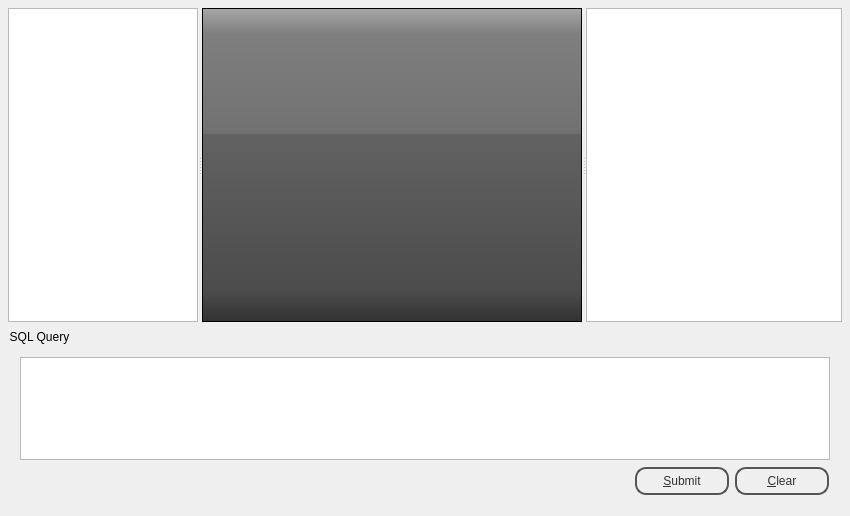
This is sandbox/icl/libs/xplore/br1/sqlbrowser/browserwidget.ui in tonado/boost as Qt 5 draws it before an edit. The edited form follows.
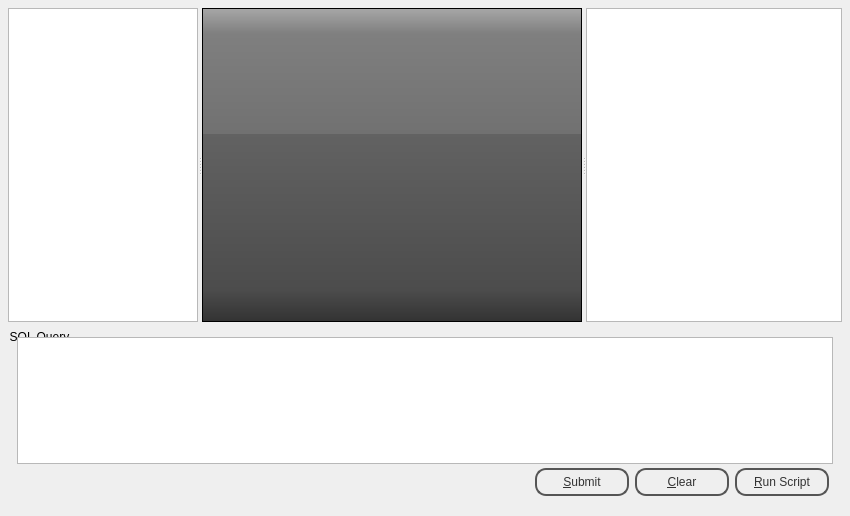
This is the edited form. Custom widgets are drawn as their Qt base class.

```diff
--- a/sandbox/icl/libs/xplore/br1/sqlbrowser/browserwidget.ui
+++ b/sandbox/icl/libs/xplore/br1/sqlbrowser/browserwidget.ui
@@ -616,15 +616,15 @@
      <property name="title">
       <string>SQL Query</string>
      </property>
-     <layout class="QVBoxLayout">
-      <property name="spacing">
-       <number>6</number>
-      </property>
-      <property name="margin">
-       <number>9</number>
-      </property>
-      <item>
        <widget class="QTextEdit" name="sqlEdit">
+      <property name="geometry">
+       <rect>
+        <x>9</x>
+        <y>9</y>
+        <width>816</width>
+        <height>127</height>
+       </rect>
+      </property>
         <property name="sizePolicy">
          <sizepolicy hsizetype="Expanding" vsizetype="MinimumExpanding">
           <horstretch>0</horstretch>
@@ -644,15 +644,16 @@
          </size>
         </property>
        </widget>
-      </item>
-      <item>
-       <layout class="QHBoxLayout">
-        <property name="spacing">
-         <number>6</number>
-        </property>
-        <property name="margin">
-         <number>1</number>
-        </property>
+     <widget class="QWidget" name="">
+      <property name="geometry">
+       <rect>
+        <x>10</x>
+        <y>140</y>
+        <width>811</width>
+        <height>29</height>
+       </rect>
+      </property>
+      <layout class="QHBoxLayout" name="horizontalLayout">
         <item>
          <spacer>
           <property name="orientation">
@@ -680,9 +681,15 @@
           </property>
          </widget>
         </item>
-       </layout>
-      </item>
-     </layout>
+       <item>
+        <widget class="QPushButton" name="scriptButton">
+         <property name="text">
+          <string>&amp;Run Script</string>
+         </property>
+        </widget>
+       </item>
+      </layout>
+     </widget>
     </widget>
    </item>
   </layout>
```
Lines whose indentation alone changed are shown as unchanged.
